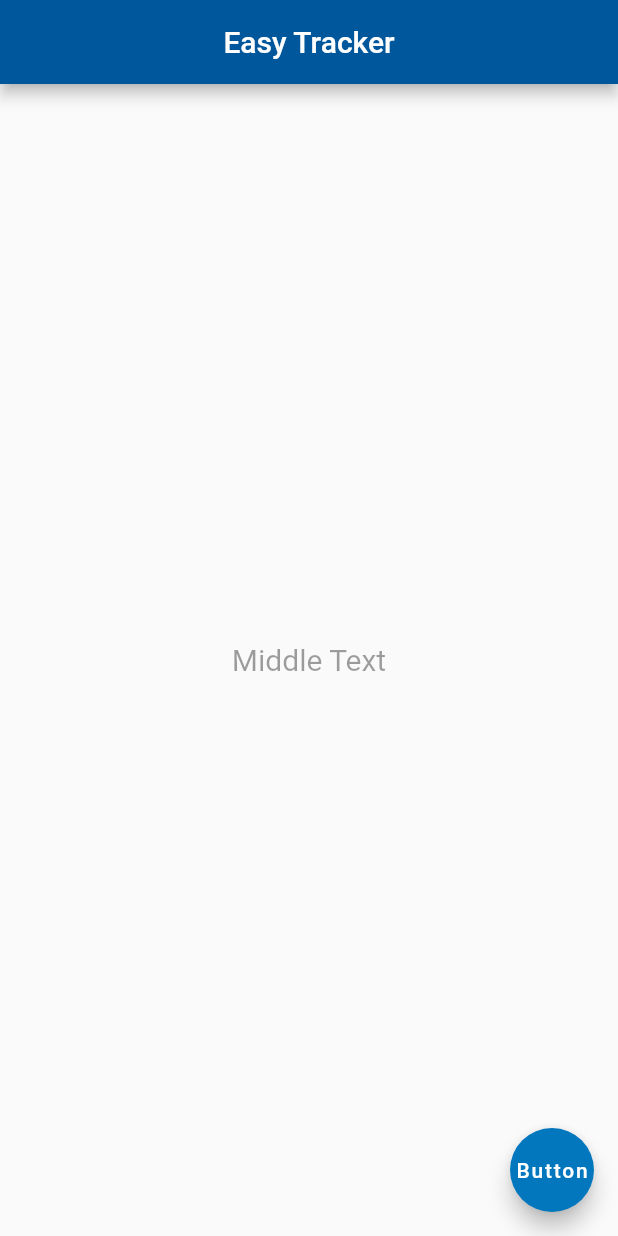
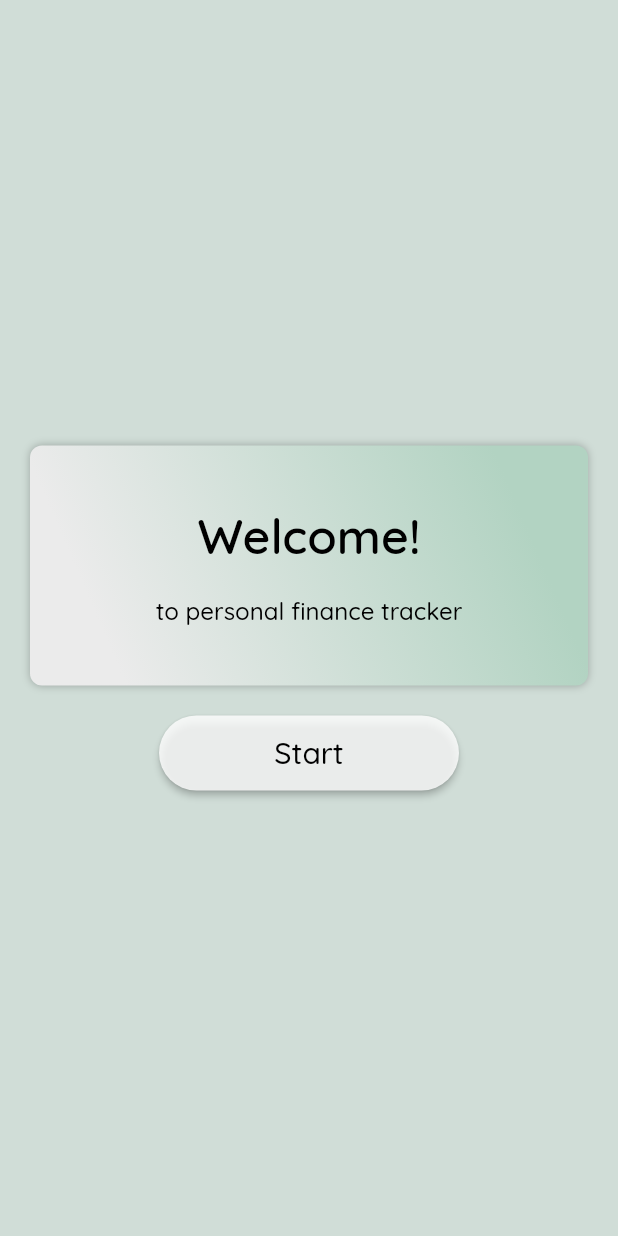
Before and after one commit to JongwonLee123/Easy_Tracker, a Flutter app: the screen it shows after launch, on a phone screen of 412 x 824 dp. Run offline on Flutter 3.47's test engine with Material 2 defaults, Android fonts, the phone set to English and light mode, and no system bars.

Commit message:
welcome-page

```diff
--- a/lib/main.dart
+++ b/lib/main.dart
@@ -1,31 +1,109 @@
 import 'package:flutter/material.dart';
 
 void main() => runApp(MaterialApp(
+  theme: ThemeData(
+    scaffoldBackgroundColor: const Color(0xFFD0DDD7),
+    textTheme: const TextTheme(
+      bodyLarge: TextStyle(
+        color: Colors.black,
+        fontSize: 32,
+        fontFamily: 'Quicksand',
+        fontWeight: FontWeight.w600,
+      ),
+      bodyMedium: TextStyle(
+        color: Colors.black,
+        fontSize: 20,
+        fontFamily: 'Quicksand',
+        fontWeight: FontWeight.w500,
+      ),
+      bodySmall: TextStyle(
+        color: Colors.black,
+        fontSize: 16,
+        fontFamily: 'Quicksand',
+        fontWeight: FontWeight.w500,
+      ),
+    ),
+  ),
   home: Home(),
 ));
 
 class Home extends StatelessWidget {
+  const Home({super.key});
+
   @override
   Widget build(BuildContext context) {
     return Scaffold(
-      appBar: AppBar(
-        title: Text("Easy Tracker"),
-        centerTitle: true,
-        backgroundColor: Colors.lightBlue[900],
-      ),
-      body: Center(
-        child: TextButton(
-          onPressed: null,
-          child: Text("Middle Text"),
-          style: TextButton.styleFrom(
-            textStyle: TextStyle(fontSize: 20),
-          ),
-        )
-      ),
-      floatingActionButton: FloatingActionButton(
-        onPressed: null,
-        backgroundColor: Colors.lightBlue[800],
-        child: Text("Button"),
+      body: Container(
+        width: double.infinity,
+        height: double.infinity,
+        padding: const EdgeInsets.symmetric(horizontal: 20, vertical: 10),
+        child: Column(
+          mainAxisAlignment: MainAxisAlignment.center,
+          crossAxisAlignment: CrossAxisAlignment.center,
+          children: [
+            Container(
+              width: double.infinity,
+              padding: const EdgeInsets.symmetric(horizontal: 10, vertical: 40),
+              clipBehavior: Clip.antiAlias,
+              decoration: ShapeDecoration(
+                gradient: const LinearGradient(
+                  begin: Alignment(0.71, -0.71),
+                  end: Alignment(-0.71, 0.71),
+                  colors: [Color(0xFFB2D3C2), Color(0xFFEBEBEB)],
+                ),
+                shape: RoundedRectangleBorder(borderRadius: BorderRadius.circular(8)),
+                shadows: const [
+                  BoxShadow(
+                    color: Color(0x3F000000),
+                    blurRadius: 4,
+                    offset: Offset(0, 0),
+                    spreadRadius: 0,
+                  )
+                ],
+              ),
+              child: Column(
+                mainAxisAlignment: MainAxisAlignment.center,
+                crossAxisAlignment: CrossAxisAlignment.center,
+                children: [
+                  Container(
+                    clipBehavior: Clip.antiAlias,
+                    decoration: const BoxDecoration(),
+                    child: Text(
+                      'Welcome!',
+                      style: Theme.of(context).textTheme.bodyLarge,
+                    ),
+                  ),
+                  const SizedBox(height: 20),
+                  Container(
+                    clipBehavior: Clip.antiAlias,
+                    decoration: BoxDecoration(),
+                    child: Text(
+                      'to personal finance tracker',
+                      style: Theme.of(context).textTheme.bodySmall,
+                    ),
+                  ),
+                ],
+              ),
+            ),
+            const SizedBox(height: 20),
+            ElevatedButton(
+              onPressed: () {},
+              style: ElevatedButton.styleFrom(
+                elevation: 2,
+                minimumSize: Size(200, 50),
+                backgroundColor: Colors.white.withOpacity(0.8),
+                shape: RoundedRectangleBorder(
+                  borderRadius: BorderRadius.circular(25),
+                )
+              ),
+              child: Text(
+                'Start',
+                textAlign: TextAlign.center,
+                style: Theme.of(context).textTheme.bodyMedium,
+              ),
+            ),
+          ],
+        ),
       ),
     );
   }
```
